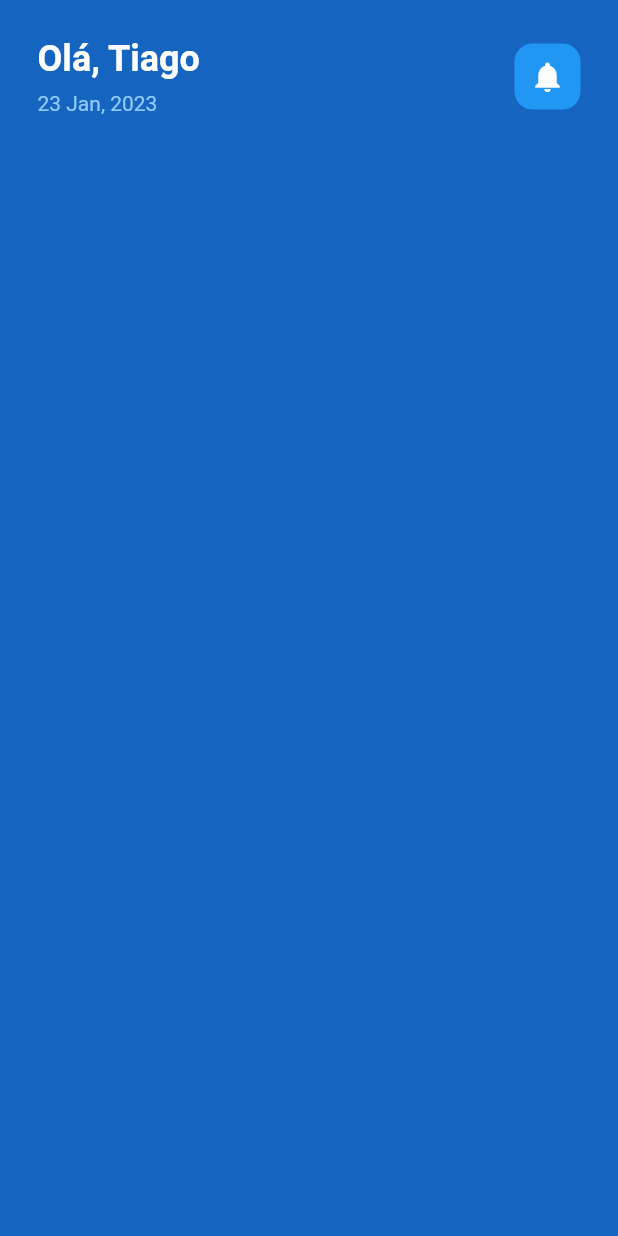
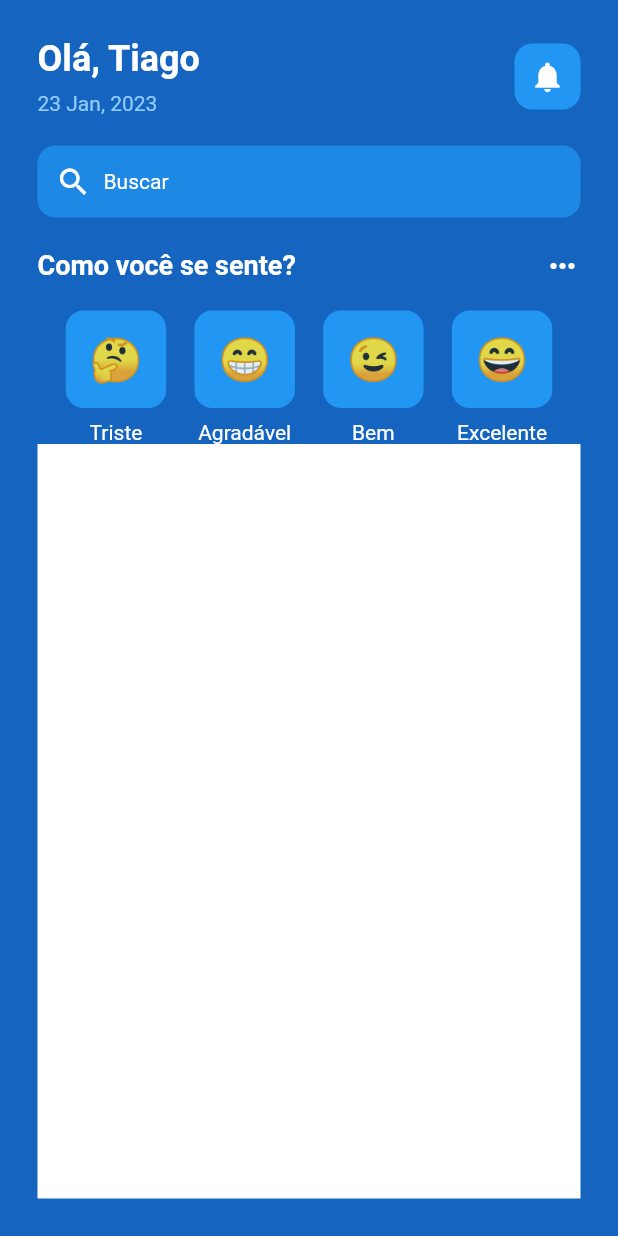
Before and after one commit to tiagoeborsanyi/mental_health_app, a Flutter app: the screen it shows after launch, on a phone screen of 412 x 824 dp. Run offline on Flutter 3.47's test engine with Material 2 defaults, Android fonts, the phone set to English and light mode, and no system bars.

Commit message:
created select emoticons

```diff
--- a/lib/pages/home_page.dart
+++ b/lib/pages/home_page.dart
@@ -1,4 +1,5 @@
 import 'package:flutter/material.dart';
+import 'package:mental_health_app/util/emoticon_face.dart';
 
 class HomePage extends StatefulWidget {
   const HomePage({Key? key}) : super(key: key);
@@ -17,6 +18,7 @@ class _HomePageState extends State<HomePage> {
           padding: const EdgeInsets.all(25.0),
           child: Column(
             children: [
+              // header
               Row(
                 mainAxisAlignment: MainAxisAlignment.spaceBetween,
                 children: [
@@ -53,6 +55,67 @@ class _HomePageState extends State<HomePage> {
                   ),
                 ],
               ),
+              const SizedBox(height: 20),
+              // Search
+              Container(
+                padding: const EdgeInsets.all(12),
+                decoration: BoxDecoration(
+                  color: Colors.blue.shade600,
+                  borderRadius: BorderRadius.circular(12),
+                ),
+                child: Row(
+                  children: const [
+                    Icon(
+                      Icons.search,
+                      color: Colors.white,
+                    ),
+                    SizedBox(width: 8),
+                    Text(
+                      'Buscar',
+                      style: TextStyle(
+                        color: Colors.white,
+                      ),
+                    ),
+                  ],
+                ),
+              ),
+              const SizedBox(height: 20),
+              //Como voce se sente?
+              Row(
+                mainAxisAlignment: MainAxisAlignment.spaceBetween,
+                crossAxisAlignment: CrossAxisAlignment.center,
+                children: const [
+                  Text(
+                    'Como você se sente?',
+                    style: TextStyle(
+                      fontSize: 18,
+                      color: Colors.white,
+                      fontWeight: FontWeight.bold,
+                    ),
+                  ),
+                  Icon(
+                    Icons.more_horiz,
+                    color: Colors.white,
+                  ),
+                ],
+              ),
+              const SizedBox(height: 18),
+              // 4 diferents faces
+              Row(
+                mainAxisAlignment: MainAxisAlignment.spaceEvenly,
+                children: const [
+                  EmoticonFace(emoticonFace: '🤔', feel: 'Triste'),
+                  EmoticonFace(emoticonFace: '😁', feel: 'Agradável'),
+                  EmoticonFace(emoticonFace: '😉', feel: 'Bem'),
+                  EmoticonFace(emoticonFace: '😄', feel: 'Excelente'),
+                ],
+              ),
+
+              Expanded(
+                child: Container(
+                  color: Colors.white,
+                ),
+              ),
             ],
           ),
         ),
--- a/lib/util/emoticon_face.dart
+++ b/lib/util/emoticon_face.dart
@@ -1,20 +1,41 @@
 import 'package:flutter/material.dart';
 
 class EmoticonFace extends StatelessWidget {
-  const EmoticonFace({Key? key}) : super(key: key);
+  final String emoticonFace, feel;
+
+  const EmoticonFace({
+    Key? key,
+    required this.emoticonFace,
+    required this.feel,
+  }) : super(key: key);
 
   @override
   Widget build(BuildContext context) {
-    return Container(
-      padding: const EdgeInsets.all(10),
+    return Column(
+      children: [
+        Container(
+          padding: const EdgeInsets.all(16),
           decoration: BoxDecoration(
             color: Colors.blue.shade500,
             borderRadius: BorderRadius.circular(12),
           ),
-      child: const Icon(
-        Icons.notifications,
+          child: Center(
+            child: Text(
+              emoticonFace,
+              style: const TextStyle(
+                fontSize: 28,
+              ),
+            ),
+          ),
+        ),
+        const SizedBox(height: 8),
+        Text(
+          feel,
+          style: const TextStyle(
             color: Colors.white,
           ),
+        ),
+      ],
     );
   }
 }
```
Lines whose indentation alone changed are shown as unchanged.
